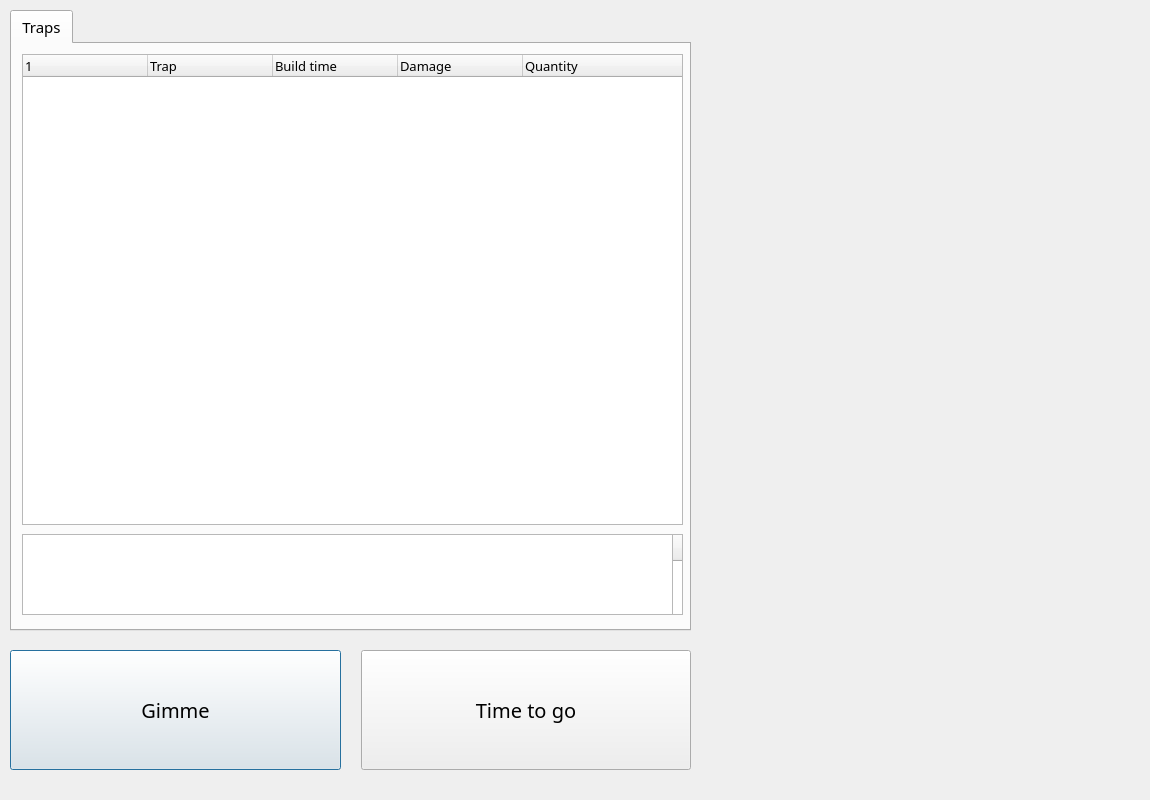
Before: the Qt Designer form shopInterface.ui in Shtonks/CS4076-ZorkinTime, drawn with Qt 5.
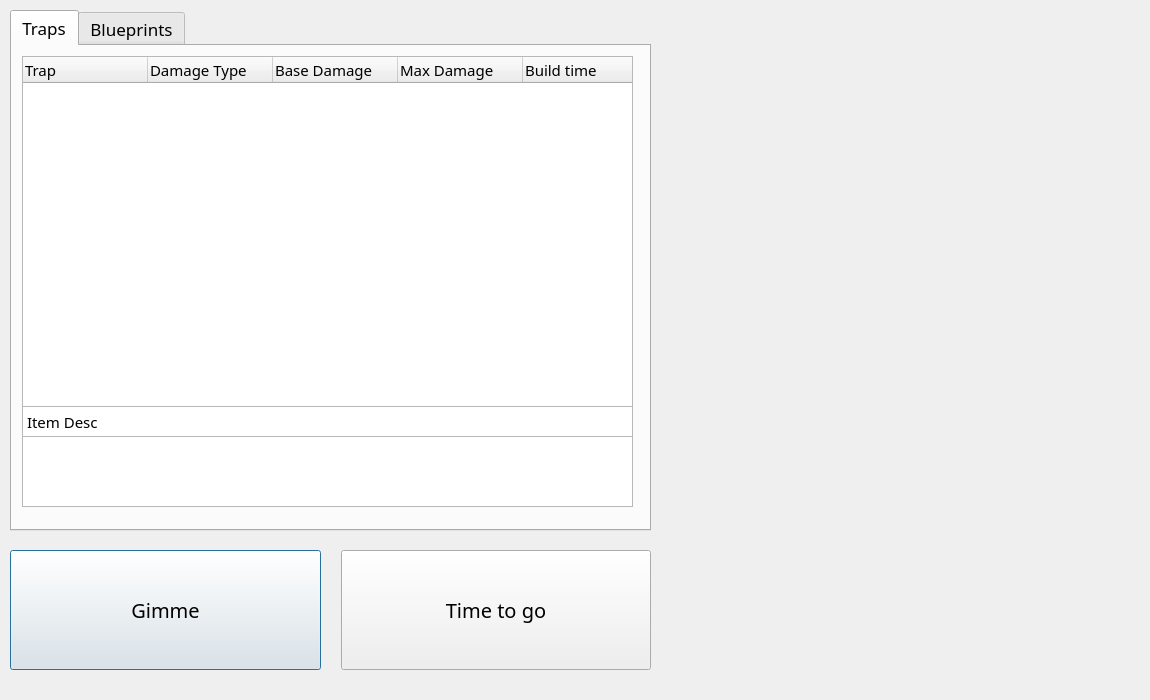
After: the same form once the commit is applied. The open tabs and pages were chosen to show the change. Icons and pictures are not drawn.

```diff
--- a/shopInterface.ui
+++ b/shopInterface.ui
@@ -7,7 +7,7 @@
     <x>0</x>
     <y>0</y>
     <width>1150</width>
-    <height>800</height>
+    <height>700</height>
    </rect>
   </property>
   <property name="windowTitle">
@@ -18,14 +18,14 @@
     <rect>
      <x>10</x>
      <y>10</y>
-     <width>681</width>
-     <height>621</height>
+     <width>641</width>
+     <height>521</height>
     </rect>
    </property>
    <property name="font">
     <font>
      <family>Bahnschrift</family>
-     <pointsize>11</pointsize>
+     <pointsize>13</pointsize>
     </font>
    </property>
    <property name="currentIndex">
@@ -40,14 +40,14 @@
       <rect>
        <x>10</x>
        <y>10</y>
-       <width>661</width>
-       <height>471</height>
+       <width>611</width>
+       <height>371</height>
       </rect>
      </property>
      <property name="font">
       <font>
        <family>Bahnschrift</family>
-       <pointsize>10</pointsize>
+       <pointsize>11</pointsize>
       </font>
      </property>
      <property name="autoScroll">
@@ -59,11 +59,6 @@
      <attribute name="headerShowSortIndicator" stdset="0">
       <bool>false</bool>
      </attribute>
-     <column>
-      <property name="text">
-       <string/>
-      </property>
-     </column>
      <column>
       <property name="text">
        <string>Trap</string>
@@ -71,49 +66,115 @@
      </column>
      <column>
       <property name="text">
-       <string>Build time</string>
+       <string>Damage Type</string>
       </property>
      </column>
      <column>
       <property name="text">
-       <string>Damage</string>
+       <string>Base Damage</string>
       </property>
      </column>
      <column>
       <property name="text">
-       <string>Quantity</string>
+       <string>Max Damage</string>
       </property>
      </column>
+     <column>
+      <property name="text">
+       <string>Build time</string>
+      </property>
+     </column>
     </widget>
-    <widget class="QTreeWidget" name="itemDescTree">
+    <widget class="QPlainTextEdit" name="njask">
      <property name="geometry">
       <rect>
        <x>10</x>
-       <y>490</y>
-       <width>661</width>
-       <height>81</height>
+       <y>360</y>
+       <width>611</width>
+       <height>41</height>
       </rect>
      </property>
+     <property name="font">
+      <font>
+       <family>Bahnschrift</family>
+       <pointsize>11</pointsize>
+      </font>
+     </property>
+     <property name="readOnly">
+      <bool>true</bool>
+     </property>
+     <property name="plainText">
+      <string>Item Desc</string>
+     </property>
+    </widget>
+    <widget class="QPlainTextEdit" name="itemDesc">
+     <property name="geometry">
+      <rect>
+       <x>10</x>
+       <y>390</y>
+       <width>611</width>
+       <height>71</height>
+      </rect>
+     </property>
+     <property name="font">
+      <font>
+       <family>Bahnschrift</family>
+       <pointsize>10</pointsize>
+      </font>
+     </property>
+     <property name="readOnly">
+      <bool>true</bool>
+     </property>
+    </widget>
+   </widget>
+   <widget class="QWidget" name="blueprints">
+    <attribute name="title">
+     <string>Blueprints</string>
+    </attribute>
+    <widget class="QTreeWidget" name="trapTree_2">
+     <property name="geometry">
+      <rect>
+       <x>10</x>
+       <y>10</y>
+       <width>611</width>
+       <height>451</height>
+      </rect>
+     </property>
+     <property name="font">
+      <font>
+       <family>Bahnschrift</family>
+       <pointsize>11</pointsize>
+      </font>
+     </property>
+     <property name="autoScroll">
+      <bool>false</bool>
+     </property>
+     <attribute name="headerDefaultSectionSize">
+      <number>125</number>
+     </attribute>
+     <attribute name="headerShowSortIndicator" stdset="0">
+      <bool>false</bool>
+     </attribute>
      <column>
       <property name="text">
-       <string>Item Desc</string>
+       <string>Blueprint</string>
       </property>
      </column>
      <column>
       <property name="text">
-       <string>Trap Total</string>
+       <string>Damage Boost Type</string>
       </property>
      </column>
-    </widget>
-    <widget class="QPlainTextEdit" name="plainTextEdit">
-     <property name="geometry">
-      <rect>
-       <x>10</x>
-       <y>490</y>
-       <width>651</width>
-       <height>81</height>
-      </rect>
-     </property>
+     <column>
+      <property name="text">
+       <string>Damage Boost Amount</string>
+      </property>
+     </column>
+     <column>
+      <property name="text">
+       <string>Build time</string>
+      </property>
+     </column>
     </widget>
    </widget>
   </widget>
@@ -121,8 +182,8 @@
    <property name="geometry">
     <rect>
      <x>10</x>
-     <y>640</y>
-     <width>681</width>
+     <y>540</y>
+     <width>641</width>
      <height>141</height>
     </rect>
    </property>
@@ -176,6 +237,25 @@
     </item>
    </layout>
   </widget>
+  <widget class="QLabel" name="label">
+   <property name="geometry">
+    <rect>
+     <x>0</x>
+     <y>0</y>
+     <width>1150</width>
+     <height>700</height>
+    </rect>
+   </property>
+   <property name="styleSheet">
+    <string notr="true">image: url(:/Images/Direction/ZorkPics/NPCBackground.png);</string>
+   </property>
+   <property name="text">
+    <string/>
+   </property>
+  </widget>
+  <zorder>label</zorder>
+  <zorder>inventoryTree</zorder>
+  <zorder>horizontalLayoutWidget</zorder>
  </widget>
  <resources/>
  <connections/>
```
Left out of the diff: 2 changed lines with no effect on the pictures.
